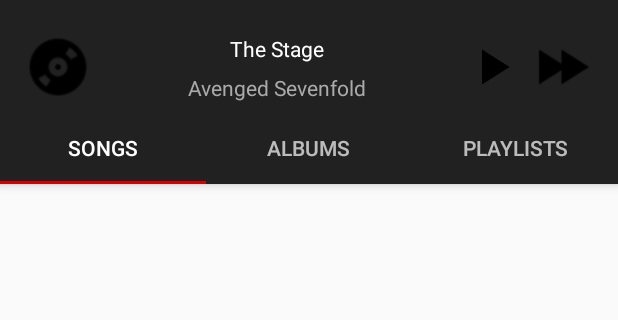
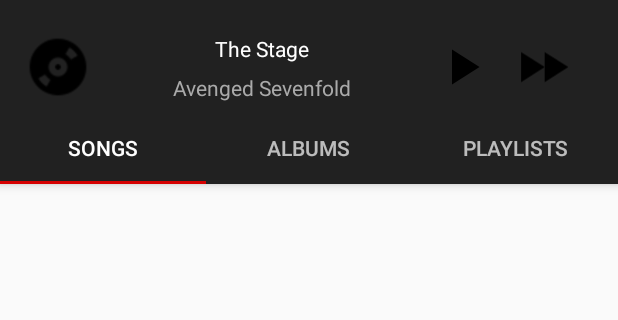
Before and after one commit to Rowinten/UrchinMusicPlayer, an Android app: the screen it shows after launch (MainActivity), on a phone screen of 412 x 824 dp, the part 74-394 px from its top. Run offline under Robolectric (Android 15) with nearby library versions, the phone set to English and light mode, and no system bars.

Commit message:
Added vector animation for next song button, added animation to the album icon, songs now play when tapped.

```diff
--- a/app/src/main/AndroidManifest.xml
+++ b/app/src/main/AndroidManifest.xml
@@ -5,6 +5,7 @@
     <uses-permission android:name="android.permission.READ_EXTERNAL_STORAGE"/>
 
     <application
+        android:name=".model.Globals"
         android:allowBackup="true"
         android:icon="@mipmap/ic_launcher"
         android:label="@string/app_name"
--- a/app/src/main/java/com/example/rowin/urchinmusicplayer/activity/MainActivity.java
+++ b/app/src/main/java/com/example/rowin/urchinmusicplayer/activity/MainActivity.java
@@ -1,36 +1,25 @@
 package com.example.rowin.urchinmusicplayer.activity;
 
 import android.Manifest;
-import android.content.Context;
 import android.content.pm.PackageManager;
-import android.graphics.drawable.Animatable;
-import android.graphics.drawable.AnimatedVectorDrawable;
-import android.graphics.drawable.Drawable;
 import android.os.Build;
 import android.support.annotation.RequiresApi;
 import android.support.design.widget.TabLayout;
 import android.support.v4.app.ActivityCompat;
-import android.support.v4.app.Fragment;
-import android.support.v4.app.FragmentManager;
-import android.support.v4.app.FragmentPagerAdapter;
 import android.support.v4.view.ViewPager;
 import android.support.v7.app.AppCompatActivity;
 import android.os.Bundle;
 import android.support.v7.widget.Toolbar;
-import android.util.Log;
-import android.view.MenuItem;
 import android.view.View;
-import android.view.animation.Animation;
-import android.view.animation.AnimationUtils;
 import android.widget.ImageView;
+import android.widget.TextView;
 import android.widget.Toast;
 
 import com.example.rowin.urchinmusicplayer.R;
 import com.example.rowin.urchinmusicplayer.adapter.SectionsPagerAdapter;
-import com.example.rowin.urchinmusicplayer.fragment.AlbumFragment;
-import com.example.rowin.urchinmusicplayer.fragment.PlaylistFragment;
-import com.example.rowin.urchinmusicplayer.fragment.SongListFragment;
+import com.example.rowin.urchinmusicplayer.model.Globals;
 import com.example.rowin.urchinmusicplayer.model.Song;
+import com.example.rowin.urchinmusicplayer.util.Animations;
 import com.example.rowin.urchinmusicplayer.util.SongManager;
 
 import java.util.ArrayList;
@@ -40,8 +29,9 @@ import java.util.ArrayList;
 public class MainActivity extends AppCompatActivity {
 
     private ArrayList<Song> listOfSongs;
-    private ImageView playButton;
-    private Boolean musicIsPlaying = false;
+    public ImageView playButton, nextSongButton, albumPictureView;
+    public TextView songTitleView, songBandView;
+    private Animations animations;
 
     @Override
     protected void onCreate(Bundle savedInstanceState) {
@@ -56,11 +46,26 @@ public class MainActivity extends AppCompatActivity {
         setSupportActionBar(toolbar);
 
         playButtonOnClick();
+        nextSongButtonOnClick();
     }
 
-    //TODO change view name imageButton to something more appropriate
+
     private void initializeViews(){
-        playButton = findViewById(R.id.imageButton);
+        animations = new Animations(this);
+        albumPictureView = findViewById(R.id.album_picture_view);
+        playButton = findViewById(R.id.play_pause_button);
+        nextSongButton = findViewById(R.id.next_song_button);
+        songTitleView = findViewById(R.id.song_title_view_currently_playing_tab);
+        songBandView = findViewById(R.id.song_band_name_view_currently_playing_tab);
+    }
+
+    private void nextSongButtonOnClick(){
+        nextSongButton.setOnClickListener(new View.OnClickListener() {
+            @Override
+            public void onClick(View view) {
+                animations.nextSongAnimation(nextSongButton);
+            }
+        });
     }
 
     private void playButtonOnClick(){
@@ -68,30 +73,21 @@ public class MainActivity extends AppCompatActivity {
             @RequiresApi(api = Build.VERSION_CODES.LOLLIPOP)
             @Override
             public void onClick(View view) {
-                if(!musicIsPlaying){
-                    playButton.setImageResource(R.drawable.play_to_pause_animator);
-                    Drawable playToPauseAnimation = playButton.getDrawable();
-                    startAnimation(playToPauseAnimation);
-                    musicIsPlaying = true;
+                //If no music is playing and button is clicked, change play animation for play to pause button
+                // else play the opposite animation
+                if(!Globals.isMusicPlaying){
+                    animations.playToPauseAnimation(playButton);
+                    Globals.isMusicPlaying = true;
                 } else {
-                    playButton.setImageResource(R.drawable.pause_to_play_animator);
-                    Drawable pauseToPlayAnimation = playButton.getDrawable();
-                    startAnimation(pauseToPlayAnimation);
-                    musicIsPlaying = false;
+                    animations.pauseToPlayAnimation(playButton);
+                    Globals.isMusicPlaying = false;
                 }
 
             }
         });
     }
 
-    private void startAnimation(Drawable drawable){
-        if(drawable instanceof Animatable){
-            ((Animatable) drawable).start();
-        }
-    }
-
     private void setAdapterForViewPager(){
-
         SectionsPagerAdapter mSectionsPagerAdapter = new SectionsPagerAdapter(getSupportFragmentManager(), listOfSongs);
         ViewPager mViewPager = findViewById(R.id.container);
         mViewPager.setAdapter(mSectionsPagerAdapter);
--- /dev/null
+++ b/app/src/main/java/com/example/rowin/urchinmusicplayer/model/Globals.java
@@ -0,0 +1,22 @@
+package com.example.rowin.urchinmusicplayer.model;
+
+import android.app.Application;
+import android.media.MediaPlayer;
+
+/**
+ * Created by Rowin on 3/1/2018.
+ */
+
+public class Globals extends Application {
+
+    private MediaPlayer currentlyPlayingSong;
+    public static Boolean isMusicPlaying = false;
+
+    public MediaPlayer getCurrentlyPlayingSong(){
+        return this.currentlyPlayingSong;
+    }
+
+    public void setCurrentlyPlayingSong(MediaPlayer currentlyPlayingSong){
+        this.currentlyPlayingSong = currentlyPlayingSong;
+    }
+}
--- /dev/null
+++ b/app/src/main/java/com/example/rowin/urchinmusicplayer/util/Animations.java
@@ -0,0 +1,65 @@
+package com.example.rowin.urchinmusicplayer.util;
+
+import android.animation.AnimatorInflater;
+import android.animation.AnimatorSet;
+import android.content.Context;
+import android.graphics.Bitmap;
+import android.graphics.drawable.Animatable;
+import android.graphics.drawable.Drawable;
+import android.view.View;
+import android.widget.ImageView;
+
+import com.example.rowin.urchinmusicplayer.R;
+
+/**
+ * Created by Rowin on 3/2/2018.
+ */
+
+public class Animations {
+    private AnimatorSet setFrontOut, setBackIn;
+    private Context context;
+
+    public Animations(Context context){
+        this.context = context;
+        loadAnimations();
+    }
+
+    private void loadAnimations(){
+        setFrontOut = (AnimatorSet) AnimatorInflater.loadAnimator(context, R.animator.front_flip_imageview);
+        setBackIn = (AnimatorSet) AnimatorInflater.loadAnimator(context, R.animator.back_flip_imageview);
+    }
+
+    //TODO fix this animation, as it does not completely flip over.
+    public void changeAlbumPictureAnimation(ImageView albumPictureView, Bitmap newAlbumImage){
+        setFrontOut.setTarget(albumPictureView);
+        setFrontOut.start();
+
+        albumPictureView.setImageBitmap(newAlbumImage);
+
+        setBackIn.setTarget(albumPictureView);
+        setBackIn.start();
+    }
+
+    public void nextSongAnimation(ImageView nextSongButton){
+        Drawable nextSongAnimation = nextSongButton.getDrawable();
+        startVectorDrawableAnimation(nextSongAnimation);
+    }
+
+    public void playToPauseAnimation(ImageView playButton){
+        playButton.setImageResource(R.drawable.play_to_pause_animator);
+        Drawable playToPauseAnimation = playButton.getDrawable();
+        startVectorDrawableAnimation(playToPauseAnimation);
+    }
+
+    public void pauseToPlayAnimation(ImageView playButton){
+        playButton.setImageResource(R.drawable.pause_to_play_animator);
+        Drawable pauseToPlayAnimation = playButton.getDrawable();
+        startVectorDrawableAnimation(pauseToPlayAnimation);
+    }
+
+    private void startVectorDrawableAnimation(Drawable drawable){
+        if(drawable instanceof Animatable){
+            ((Animatable) drawable).start();
+        }
+    }
+}
--- /dev/null
+++ b/app/src/main/res/drawable/next_song_button_animator.xml
@@ -0,0 +1,42 @@
+<?xml version="1.0"?>
+
+<animated-vector xmlns:tools="http://schemas.android.com/tools"
+    xmlns:aapt="http://schemas.android.com/aapt" xmlns:android="http://schemas.android.com/apk/res/android"
+    tools:targetApi="lollipop">
+
+    <aapt:attr name="android:drawable">
+        <vector android:name="vector"
+            android:viewportHeight="24"
+            android:viewportWidth="42"
+            android:height="24dp"
+            android:width="42dp">
+            <path android:name="path"
+                android:fillColor="#000000"
+                android:pathData="M 8 5 L 8 19 L 19 12 Z"/>
+            <path android:name="path_1"
+                android:fillColor="#000000"
+                android:pathData="M 19 5 L 19 19 L 30 12 Z"/>
+        </vector>
+    </aapt:attr>
+
+    <target android:name="path_1">
+        <aapt:attr name="android:animation">
+            <set>
+                <objectAnimator android:interpolator="@android:interpolator/fast_out_slow_in"
+                    android:valueType="pathType"
+                    android:valueTo="M 23 5 L 23 19 L 34 12 Z"
+                    android:valueFrom="M 19 5 L 19 19 L 30 12 Z"
+                    android:duration="200"
+                    android:propertyName="pathData"/>
+
+                <objectAnimator android:interpolator="@android:interpolator/fast_out_slow_in"
+                    android:valueType="pathType"
+                    android:valueTo="M 19 5 L 19 19 L 30 12 Z"
+                    android:valueFrom="M 23 5 L 23 19 L 34 12 Z"
+                    android:duration="200"
+                    android:propertyName="pathData"
+                    android:startOffset="200"/>
+            </set>
+        </aapt:attr>
+    </target>
+</animated-vector>
--- a/app/src/main/res/layout/currently_playing_song_tab.xml
+++ b/app/src/main/res/layout/currently_playing_song_tab.xml
@@ -9,7 +9,7 @@
 
 
     <ImageView
-        android:id="@+id/imageView"
+        android:id="@+id/album_picture_view"
         android:layout_width="45dp"
         android:layout_height="45dp"
         android:layout_marginBottom="8dp"
@@ -22,7 +22,7 @@
         app:layout_constraintTop_toTopOf="parent" />
 
     <TextView
-        android:id="@+id/textView"
+        android:id="@+id/song_title_view_currently_playing_tab"
         android:layout_width="wrap_content"
         android:layout_height="wrap_content"
         android:layout_marginEnd="8dp"
@@ -30,12 +30,12 @@
         android:layout_marginTop="8dp"
         android:text="The Stage"
         android:textColor="@color/recyclerTitleColor"
-        app:layout_constraintEnd_toStartOf="@+id/imageButton"
-        app:layout_constraintStart_toEndOf="@+id/imageView"
+        app:layout_constraintEnd_toStartOf="@+id/play_pause_button"
+        app:layout_constraintStart_toEndOf="@+id/album_picture_view"
         app:layout_constraintTop_toTopOf="parent" />
 
     <TextView
-        android:id="@+id/textView2"
+        android:id="@+id/song_band_name_view_currently_playing_tab"
         android:layout_width="wrap_content"
         android:layout_height="wrap_content"
         android:layout_marginBottom="8dp"
@@ -45,12 +45,12 @@
         android:text="Avenged Sevenfold"
         android:textColor="@color/recyclerSubTitleColor"
         app:layout_constraintBottom_toBottomOf="parent"
-        app:layout_constraintEnd_toStartOf="@+id/imageButton"
-        app:layout_constraintStart_toEndOf="@+id/imageView"
-        app:layout_constraintTop_toBottomOf="@+id/textView" />
+        app:layout_constraintEnd_toStartOf="@+id/play_pause_button"
+        app:layout_constraintStart_toEndOf="@+id/album_picture_view"
+        app:layout_constraintTop_toBottomOf="@+id/song_title_view_currently_playing_tab" />
 
     <ImageView
-        android:id="@+id/imageButton"
+        android:id="@+id/play_pause_button"
         android:layout_width="40dp"
         android:layout_height="40dp"
         android:layout_marginBottom="8dp"
@@ -59,18 +59,18 @@
         android:layout_marginTop="8dp"
         app:srcCompat="@drawable/play_to_pause_animator"
         app:layout_constraintBottom_toBottomOf="parent"
-        app:layout_constraintEnd_toStartOf="@+id/imageButton2"
+        app:layout_constraintEnd_toStartOf="@+id/next_song_button"
         app:layout_constraintTop_toTopOf="parent" />
 
     <ImageView
-        android:id="@+id/imageButton2"
-        android:layout_width="40dp"
-        android:layout_height="40dp"
+        android:id="@+id/next_song_button"
+        android:layout_width="60dp"
+        android:layout_height="60dp"
         android:layout_marginBottom="8dp"
         android:layout_marginEnd="16dp"
         android:layout_marginRight="16dp"
         android:layout_marginTop="8dp"
-        android:src="@drawable/next_song_icon"
+        android:src="@drawable/next_song_button_animator"
         app:layout_constraintBottom_toBottomOf="parent"
         app:layout_constraintEnd_toEndOf="parent"
         app:layout_constraintTop_toTopOf="parent"
--- a/app/src/main/res/layout/recycler_view_item.xml
+++ b/app/src/main/res/layout/recycler_view_item.xml
@@ -9,7 +9,7 @@
     android:id="@+id/item_background">
 
     <TextView
-        android:id="@+id/song_title_view"
+        android:id="@+id/song_title_view_currently_playing_tab"
         android:layout_width="wrap_content"
         android:layout_height="wrap_content"
         android:layout_marginStart="16dp"
```
Also changed, not shown: app/src/main/java/com/example/rowin/urchinmusicplayer/adapter/RecyclerViewAdapter.java (+4 -18 lines), app/src/main/java/com/example/rowin/urchinmusicplayer/fragment/SongListFragment.java (+99 -17 lines), app/src/main/java/com/example/rowin/urchinmusicplayer/model/Song.java (+11 -0 lines), app/src/main/res/animator/back_flip_imageview.xml (added, +24 -0 lines), app/src/main/res/animator/front_flip_imageview.xml (added, +15 -0 lines).
